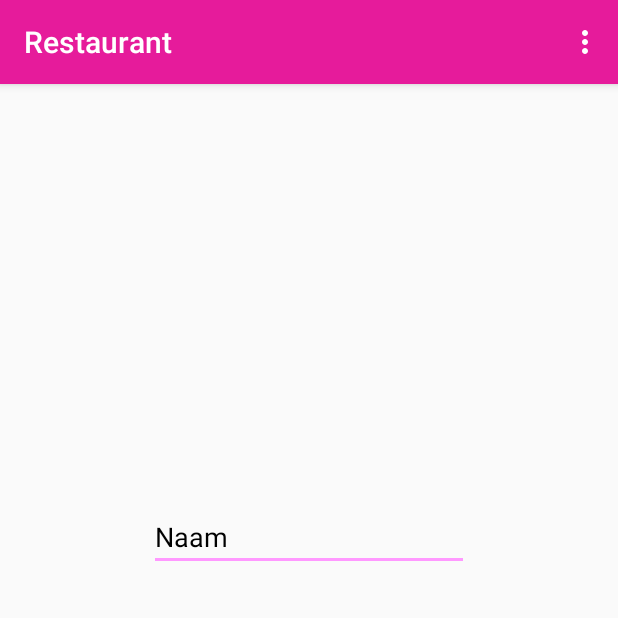
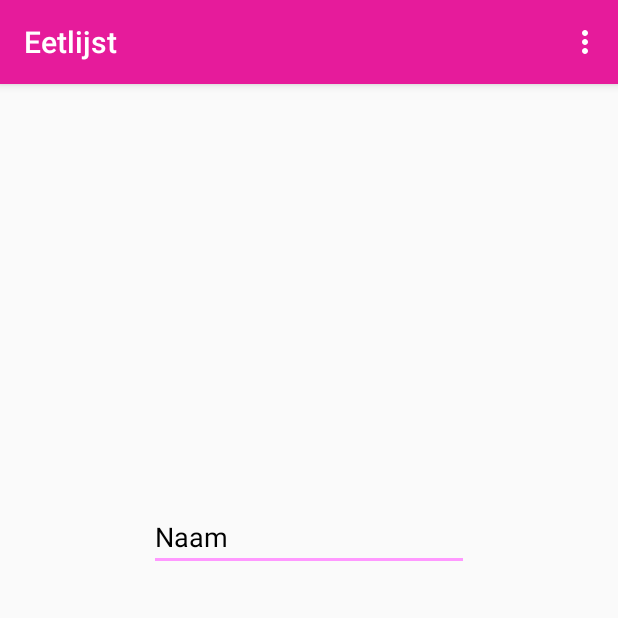
Before and after one commit to srnapls/ThaliAppMap, an Android app: the screen it shows after launch (Restaurant), in the options menu, after a tap on "Eetlijst", on a phone screen of 412 x 824 dp, the top half of it. Run offline under Robolectric (Android 15) with nearby library versions, the phone set to English and light mode, and no system bars.

Commit message:
Fixed issue with app name displayed on home screen

```diff
--- a/app/src/main/AndroidManifest.xml
+++ b/app/src/main/AndroidManifest.xml
@@ -31,7 +31,7 @@
         <!-- Calendar -->
         <activity
             android:name=".Calendar.Activities.Calendar"
-            android:label="@string/calendar"
+            android:label="@string/app_name"
             android:uiOptions="splitActionBarWhenNarrow">
             <intent-filter
                 android:label="@string/app_name">
--- a/app/src/main/java/com/example/AppArt/thaliapp/Calendar/Activities/Calendar.java
+++ b/app/src/main/java/com/example/AppArt/thaliapp/Calendar/Activities/Calendar.java
@@ -88,6 +88,7 @@ public class Calendar extends ActionBarActivity implements SwipeRefreshLayout.On
         ActionBar actionBar = getSupportActionBar();
         assert actionBar != null;
         actionBar.setDisplayHomeAsUpEnabled(false);
+        actionBar.setTitle("Kalender");
         actionBar.setBackgroundDrawable(new ColorDrawable(Color.parseColor("#E61B9B")));
     }
 
--- a/app/src/main/res/values-v21/styles.xml
+++ b/app/src/main/res/values-v21/styles.xml
@@ -7,4 +7,5 @@
         <item name="android:colorPrimaryDark">@color/darkpink</item>
         <item name="colorAccent">@color/lightpink</item>
     </style>
+
 </resources>
--- a/app/src/main/res/values/strings.xml
+++ b/app/src/main/res/values/strings.xml
@@ -6,7 +6,7 @@
     <string name="information">Informatie</string>
     <string name="foodlist">Eetlijst</string>
     <string name="receipt">Bon</string>
-    <string name="restaurant">Restaurant</string>
+    <string name="restaurant">Eetlijst</string>
     <string name="login">Inloggen</string>
     <string name="notifications">Notificaties</string>
     <string name="overview">Overzicht</string>
```
